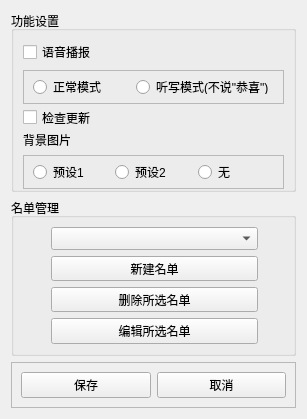
Before: the Qt Designer form settings.ui in Yish1/Class-Roster-Picker-NEXT, drawn with Qt 5.
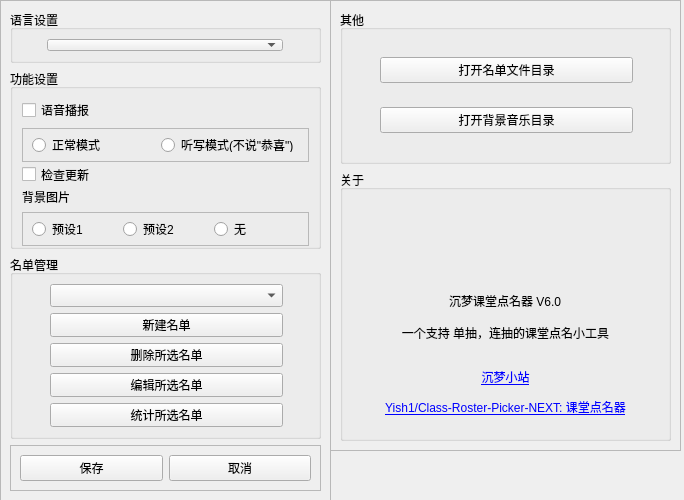
After: the same form once the commit is applied. Icons and pictures are not drawn.

Commit message: func: 继续完善设置界面

The edit to the form file:
```diff
--- a/settings.ui
+++ b/settings.ui
@@ -6,8 +6,8 @@
    <rect>
     <x>0</x>
     <y>0</y>
-    <width>307</width>
-    <height>419</height>
+    <width>684</width>
+    <height>500</height>
    </rect>
   </property>
   <property name="sizePolicy">
@@ -18,21 +18,36 @@
   </property>
   <property name="minimumSize">
    <size>
-    <width>307</width>
-    <height>419</height>
+    <width>330</width>
+    <height>500</height>
    </size>
   </property>
   <property name="maximumSize">
    <size>
-    <width>307</width>
-    <height>419</height>
+    <width>3030</width>
+    <height>500</height>
    </size>
   </property>
   <property name="windowTitle">
    <string>Form</string>
   </property>
+  <widget class="QFrame" name="frame_5">
+   <property name="geometry">
+    <rect>
+     <x>0</x>
+     <y>0</y>
+     <width>331</width>
+     <height>501</height>
+    </rect>
+   </property>
+   <property name="frameShape">
+    <enum>QFrame::StyledPanel</enum>
+   </property>
+   <property name="frameShadow">
+    <enum>QFrame::Raised</enum>
+   </property>
   <layout class="QGridLayout" name="gridLayout_2">
-   <item row="0" column="0">
+    <item row="1" column="0" rowspan="2" colspan="2">
     <widget class="QGroupBox" name="groupBox">
      <property name="minimumSize">
       <size>
@@ -83,6 +98,45 @@
         </layout>
        </widget>
       </item>
+       <item row="2" column="0">
+        <widget class="QCheckBox" name="checkBox_3">
+         <property name="minimumSize">
+          <size>
+           <width>0</width>
+           <height>33</height>
+          </size>
+         </property>
+         <property name="text">
+          <string>检查更新</string>
+         </property>
+        </widget>
+       </item>
+       <item row="0" column="0">
+        <widget class="QCheckBox" name="checkBox_2">
+         <property name="text">
+          <string>语音播报</string>
+         </property>
+        </widget>
+       </item>
+       <item row="3" column="0">
+        <widget class="QLabel" name="label">
+         <property name="minimumSize">
+          <size>
+           <width>0</width>
+           <height>0</height>
+          </size>
+         </property>
+         <property name="maximumSize">
+          <size>
+           <width>16777215</width>
+           <height>16777215</height>
+          </size>
+         </property>
+         <property name="text">
+          <string>背景图片</string>
+         </property>
+        </widget>
+       </item>
       <item row="1" column="0">
        <widget class="QFrame" name="frame_2">
         <property name="minimumSize">
@@ -115,15 +169,23 @@
         </layout>
        </widget>
       </item>
-      <item row="0" column="0">
-       <widget class="QCheckBox" name="checkBox_2">
-        <property name="text">
-         <string>语音播报</string>
-        </property>
-       </widget>
-      </item>
-      <item row="3" column="0">
-       <widget class="QLabel" name="label">
+      </layout>
+     </widget>
+    </item>
+    <item row="0" column="0" colspan="2">
+     <widget class="QGroupBox" name="groupBox_3">
+      <property name="minimumSize">
+       <size>
+        <width>0</width>
+        <height>53</height>
+       </size>
+      </property>
+      <property name="title">
+       <string>语言设置</string>
+      </property>
+      <layout class="QHBoxLayout" name="horizontalLayout_3">
+       <item>
+        <widget class="QComboBox" name="comboBox_2">
         <property name="minimumSize">
          <size>
           <width>0</width>
@@ -132,37 +194,57 @@
         </property>
         <property name="maximumSize">
          <size>
-          <width>16777215</width>
+           <width>236</width>
           <height>16777215</height>
          </size>
         </property>
-        <property name="text">
-         <string>背景图片</string>
-        </property>
-       </widget>
-      </item>
-      <item row="2" column="0">
-       <widget class="QCheckBox" name="checkBox_3">
-        <property name="minimumSize">
-         <size>
-          <width>0</width>
-          <height>33</height>
-         </size>
-        </property>
-        <property name="text">
-         <string>检查更新</string>
+         <property name="styleSheet">
+          <string notr="true">QComboBox {
+    font-size: 13px;
+}
+
+QComboBox QAbstractItemView {
+    font-size: 15px;
+}
+</string>
         </property>
        </widget>
       </item>
      </layout>
     </widget>
    </item>
+    <item row="4" column="0" colspan="2">
+     <widget class="QFrame" name="frame">
+      <property name="frameShape">
+       <enum>QFrame::StyledPanel</enum>
+      </property>
+      <property name="frameShadow">
+       <enum>QFrame::Raised</enum>
+      </property>
+      <layout class="QGridLayout" name="gridLayout">
    <item row="1" column="0">
+        <widget class="QPushButton" name="pushButton_2">
+         <property name="text">
+          <string>保存</string>
+         </property>
+        </widget>
+       </item>
+       <item row="1" column="1">
+        <widget class="QPushButton" name="pushButton">
+         <property name="text">
+          <string>取消</string>
+         </property>
+        </widget>
+       </item>
+      </layout>
+     </widget>
+    </item>
+    <item row="3" column="0" colspan="2">
     <widget class="QGroupBox" name="groupBox_2">
      <property name="minimumSize">
       <size>
        <width>0</width>
-       <height>158</height>
+        <height>184</height>
       </size>
      </property>
      <property name="title">
@@ -178,27 +260,6 @@
       <property name="rightMargin">
        <number>35</number>
       </property>
-      <item row="3" column="0">
-       <widget class="QPushButton" name="pushButton_5">
-        <property name="text">
-         <string>编辑所选名单</string>
-        </property>
-       </widget>
-      </item>
-      <item row="0" column="0">
-       <widget class="QComboBox" name="comboBox_1">
-        <property name="styleSheet">
-         <string notr="true">QComboBox {
-    font-size: 13px; /* 设置默认显示的字体大小 */
-}
-
-QComboBox QAbstractItemView {
-    font-size: 15px; /* 设置下拉列表中项目的字体大小 */
-}
-</string>
-        </property>
-       </widget>
-      </item>
       <item row="2" column="0">
        <widget class="QPushButton" name="pushButton_4">
         <property name="text">
@@ -206,6 +267,13 @@
         </property>
        </widget>
       </item>
+       <item row="4" column="0">
+        <widget class="QPushButton" name="pushButton_6">
+         <property name="text">
+          <string>统计所选名单</string>
+         </property>
+        </widget>
+       </item>
       <item row="1" column="0">
        <widget class="QPushButton" name="pushButton_3">
         <property name="text">
@@ -213,37 +281,192 @@
         </property>
        </widget>
       </item>
+       <item row="0" column="0">
+        <widget class="QComboBox" name="comboBox_1">
+         <property name="styleSheet">
+          <string notr="true">QComboBox {
+    font-size: 13px;
+}
+
+QComboBox QAbstractItemView {
+    font-size: 15px;
+}
+</string>
+         </property>
+        </widget>
+       </item>
+       <item row="3" column="0">
+        <widget class="QPushButton" name="pushButton_5">
+         <property name="text">
+          <string>编辑所选名单</string>
+         </property>
+        </widget>
+       </item>
      </layout>
     </widget>
    </item>
-   <item row="2" column="0">
-    <widget class="QFrame" name="frame">
+   </layout>
+  </widget>
+  <widget class="QFrame" name="frame_6">
+   <property name="geometry">
+    <rect>
+     <x>330</x>
+     <y>0</y>
+     <width>351</width>
+     <height>451</height>
+    </rect>
+   </property>
      <property name="frameShape">
       <enum>QFrame::StyledPanel</enum>
      </property>
      <property name="frameShadow">
       <enum>QFrame::Raised</enum>
      </property>
-     <layout class="QGridLayout" name="gridLayout">
+   <layout class="QGridLayout" name="gridLayout_5">
+    <item row="1" column="0" colspan="2">
+     <widget class="QGroupBox" name="groupBox_6">
+      <property name="sizePolicy">
+       <sizepolicy hsizetype="Minimum" vsizetype="Minimum">
+        <horstretch>0</horstretch>
+        <verstretch>0</verstretch>
+       </sizepolicy>
+      </property>
+      <property name="minimumSize">
+       <size>
+        <width>0</width>
+        <height>154</height>
+       </size>
+      </property>
+      <property name="maximumSize">
+       <size>
+        <width>16777215</width>
+        <height>153</height>
+       </size>
+      </property>
+      <property name="title">
+       <string>其他</string>
+      </property>
+      <layout class="QGridLayout" name="gridLayout_8">
+       <property name="sizeConstraint">
+        <enum>QLayout::SetDefaultConstraint</enum>
+       </property>
+       <property name="leftMargin">
+        <number>37</number>
+       </property>
+       <property name="rightMargin">
+        <number>35</number>
+       </property>
+       <item row="1" column="0">
+        <widget class="QPushButton" name="pushButton_10">
+         <property name="text">
+          <string>打开背景音乐目录</string>
+         </property>
+        </widget>
+       </item>
       <item row="0" column="0">
-       <widget class="QPushButton" name="pushButton_2">
+        <widget class="QPushButton" name="pushButton_12">
         <property name="text">
-         <string>保存</string>
+          <string>打开名单文件目录</string>
         </property>
        </widget>
       </item>
-      <item row="0" column="1">
-       <widget class="QPushButton" name="pushButton">
+      </layout>
+     </widget>
+    </item>
+    <item row="2" column="0" colspan="2">
+     <widget class="QGroupBox" name="groupBox_5">
+      <property name="minimumSize">
+       <size>
+        <width>0</width>
+        <height>53</height>
+       </size>
+      </property>
+      <property name="maximumSize">
+       <size>
+        <width>16777215</width>
+        <height>300</height>
+       </size>
+      </property>
+      <property name="title">
+       <string>关于</string>
+      </property>
+      <widget class="QPushButton" name="pushButton_7">
+       <property name="geometry">
+        <rect>
+         <x>110</x>
+         <y>10</y>
+         <width>111</width>
+         <height>101</height>
+        </rect>
+       </property>
+       <property name="styleSheet">
+        <string notr="true">
+QPushButton{
+	border:none;
+}</string>
+       </property>
         <property name="text">
-         <string>取消</string>
-        </property>
-       </widget>
-      </item>
-     </layout>
-    </widget>
+        <string/>
+       </property>
+       <property name="icon">
+        <iconset resource="res/ui1.qrc">
+         <normaloff>:/icons/picker.ico</normaloff>:/icons/picker.ico</iconset>
+       </property>
+       <property name="iconSize">
+        <size>
+         <width>100</width>
+         <height>100</height>
+        </size>
+       </property>
+      </widget>
+      <widget class="QLabel" name="label_2">
+       <property name="geometry">
+        <rect>
+         <x>109</x>
+         <y>120</y>
+         <width>131</width>
+         <height>21</height>
+        </rect>
+       </property>
+       <property name="text">
+        <string>沉梦课堂点名器 V6.0</string>
+       </property>
+      </widget>
+      <widget class="QLabel" name="label_3">
+       <property name="geometry">
+        <rect>
+         <x>10</x>
+         <y>140</y>
+         <width>311</width>
+         <height>121</height>
+        </rect>
+       </property>
+       <property name="text">
+        <string>&lt;html&gt;&lt;head/&gt;&lt;body&gt;&lt;p align=&quot;center&quot;&gt;一个支持 单抽，连抽的课堂点名小工具&lt;br/&gt;&lt;/p&gt;&lt;p align=&quot;center&quot;&gt;&lt;a href=&quot;https://cmxz.top/ktdmq&quot;&gt;&lt;span style=&quot; text-decoration: underline; color:#0000ff;&quot;&gt;沉梦小站&lt;/span&gt;&lt;/a&gt;&lt;/p&gt;&lt;p align=&quot;center&quot;&gt;&lt;a href=&quot;https://github.com/Yish1/Class-Roster-Picker-NEXT&quot;&gt;&lt;span style=&quot; text-decoration: underline; color:#0000ff;&quot;&gt;Yish1/Class-Roster-Picker-NEXT: 课堂点名器&lt;/span&gt;&lt;/a&gt;&lt;/p&gt;&lt;/body&gt;&lt;/html&gt;</string>
+       </property>
+       <property name="textFormat">
+        <enum>Qt::AutoText</enum>
+       </property>
+       <property name="scaledContents">
+        <bool>false</bool>
+       </property>
+       <property name="alignment">
+        <set>Qt::AlignCenter</set>
+       </property>
+       <property name="wordWrap">
+        <bool>true</bool>
+       </property>
+       <property name="openExternalLinks">
+        <bool>true</bool>
+       </property>
+      </widget>
+     </widget>
    </item>
   </layout>
  </widget>
- <resources/>
+ </widget>
+ <resources>
+  <include location="res/ui1.qrc"/>
+ </resources>
  <connections/>
 </ui>
```
Lines whose indentation alone changed are shown as unchanged. The commit also changes 3 other files.
